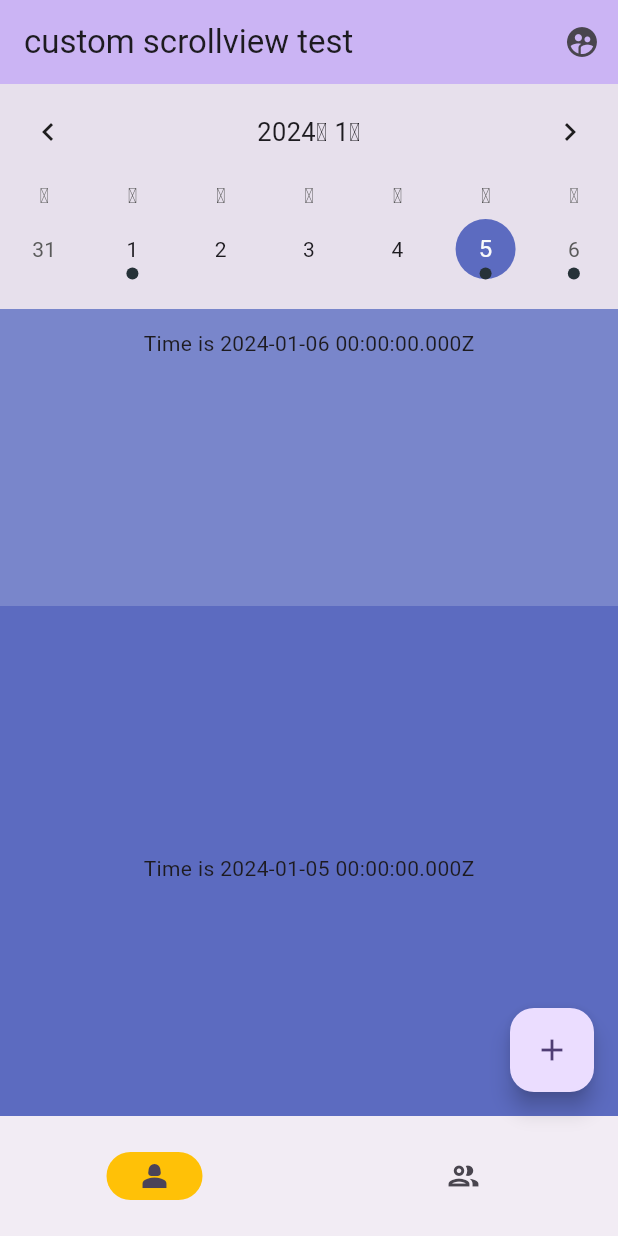
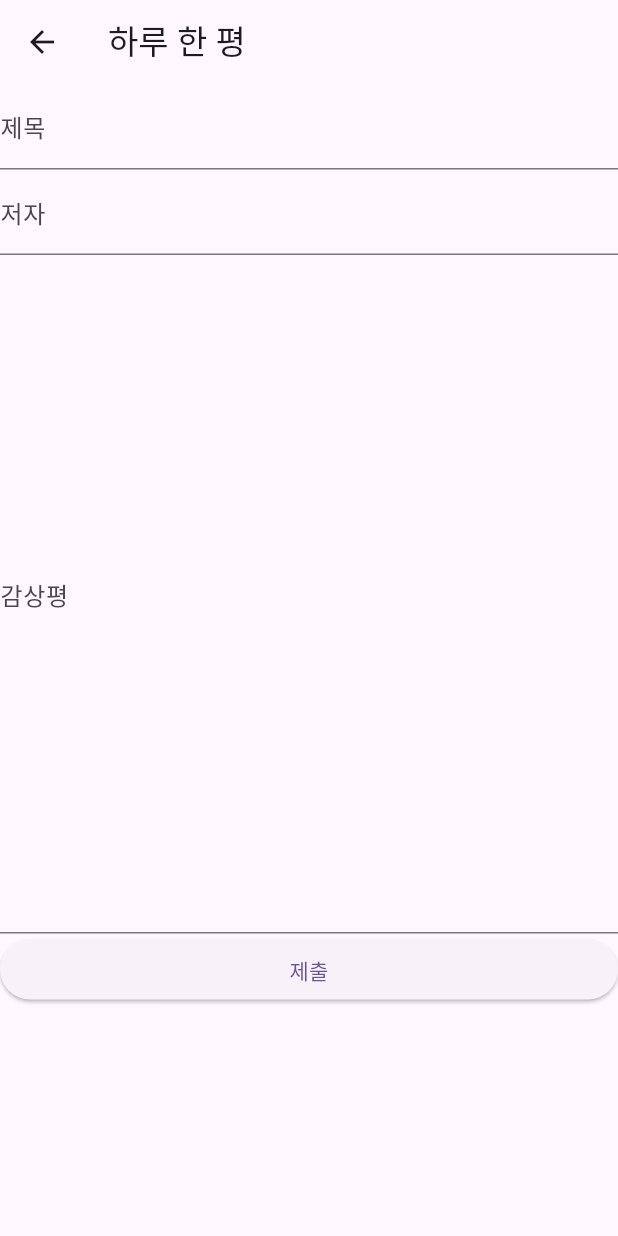
Before and after one commit to kyubhinhan/onedayonesentence, a Flutter app: the screen it shows after launch, scrolled down 1152 dp, after a tap on the "add" icon, on a phone screen of 412 x 824 dp. Run offline on Flutter 3.47's test engine with Material 3 defaults, Android fonts, the phone set to English and light mode, and no system bars; drawn by our look-alikes of table_calendar.

Commit message:
일단 버튼 만듦

```diff
--- /dev/null
+++ b/onedayonesentence/lib/form/content_form.dart
@@ -0,0 +1,69 @@
+import 'package:flutter/material.dart';
+
+class ContentForm extends StatefulWidget {
+  const ContentForm({super.key});
+
+  @override
+  State<ContentForm> createState() => _ContentFormState();
+}
+
+class _ContentFormState extends State<ContentForm> {
+  final GlobalKey<FormState> _formKey = GlobalKey<FormState>();
+
+  @override
+  Widget build(BuildContext context) {
+    return Scaffold(
+        appBar: AppBar(title: const Text('하루 한 평')),
+        body: FractionallySizedBox(
+          heightFactor: 0.8,
+          widthFactor: 1,
+          alignment: const Alignment(0, -1),
+          child: Form(
+              key: _formKey,
+              child: Column(children: [
+                TextFormField(
+                  decoration: const InputDecoration(
+                      hintText: '책 제목을 입력하세요', label: Text('제목')),
+                  validator: (String? value) {
+                    if (value == null || value.isEmpty) {
+                      return 'Please enter some text';
+                    }
+                    return null;
+                  },
+                ),
+                TextFormField(
+                  decoration: const InputDecoration(
+                      hintText: '저자를 입력해주세요', label: Text('저자')),
+                  validator: (String? value) {
+                    if (value == null || value.isEmpty) {
+                      return 'Please enter some text';
+                    }
+                    return null;
+                  },
+                ),
+                Expanded(
+                  child: TextFormField(
+                    decoration: const InputDecoration(
+                        hintText: '감상평을 입력해주세요', label: Text('감상평')),
+                    validator: (String? value) {
+                      if (value == null || value.isEmpty) {
+                        return 'Please enter some text';
+                      }
+                      return null;
+                    },
+                    maxLines: null,
+                    minLines: null,
+                    expands: true,
+                  ),
+                ),
+                ElevatedButton(
+                  style: ButtonStyle(
+                      minimumSize: MaterialStateProperty.all(
+                          const Size(double.infinity, 40))),
+                  onPressed: () {},
+                  child: const Text('제출'),
+                ),
+              ])),
+        ));
+  }
+}
--- a/onedayonesentence/lib/main.dart
+++ b/onedayonesentence/lib/main.dart
@@ -2,6 +2,7 @@ import 'package:flutter/material.dart';
 import 'calender/calender.dart';
 import 'package:intl/date_symbol_data_local.dart';
 import 'package:table_calendar/table_calendar.dart';
+import 'form/content_form.dart';
 
 void main() {
   initializeDateFormatting().then((_) => runApp(const MyApp()));
@@ -232,7 +233,13 @@ class _MyHomePageState extends State<MyHomePage> {
         ),
         floatingActionButton: currentPageIndex == 0
             ? FloatingActionButton(
-                onPressed: () => setState(() {}),
+                onPressed: () => {
+                  Navigator.push(context, MaterialPageRoute<void>(
+                    builder: (BuildContext context) {
+                      return const ContentForm();
+                    },
+                  ))
+                },
                 tooltip: 'Add Sentence',
                 child: const Icon(Icons.add),
               )
```
